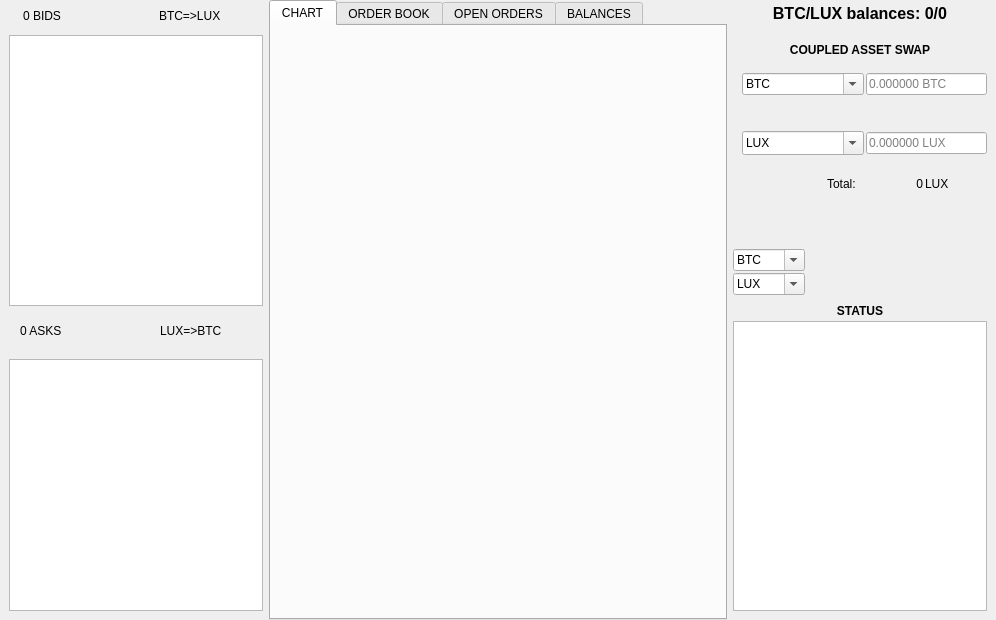
Before: the Qt Designer form src/qt/forms/luxgatedialog.ui in LUX-Core/lux, drawn with Qt 5.
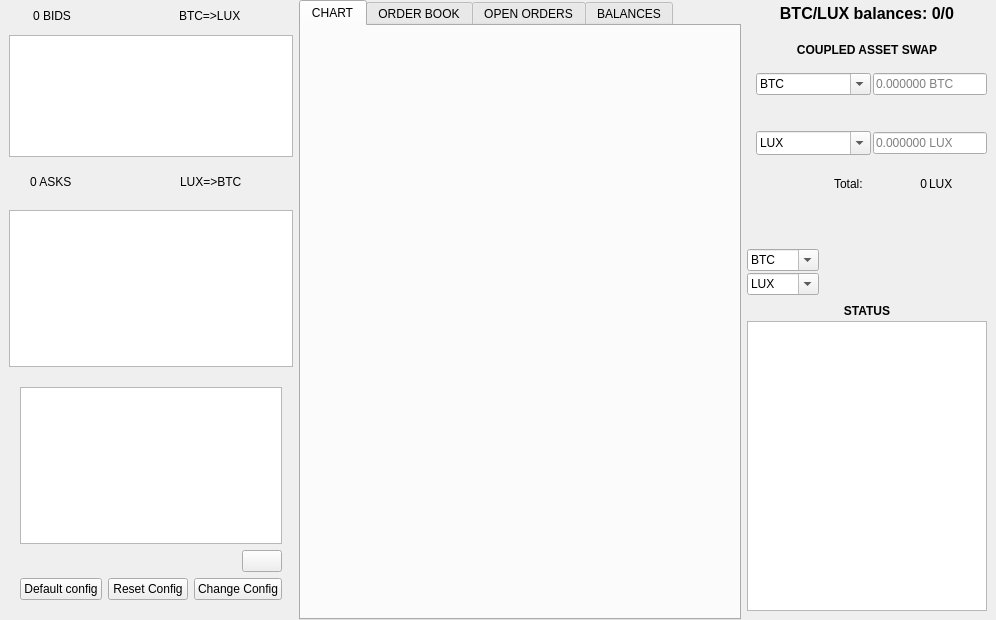
After: the same form once the commit is applied. Icons and pictures are not drawn.

Commit message: Luxgate gui: add configuration widget

The edit to the form file:
```diff
--- a/src/qt/forms/luxgatedialog.ui
+++ b/src/qt/forms/luxgatedialog.ui
@@ -23,7 +23,7 @@
    <string>LuxgateDialog</string>
   </property>
   <widget class="QWidget" name="centralwidget">
-   <layout class="QHBoxLayout" name="verticalLayout_4">
+   <layout class="QHBoxLayout" name="horizontalLayout_9">
     <property name="leftMargin">
      <number>0</number>
     </property>
@@ -282,6 +282,68 @@
           <item>
            <widget class="QTableView" name="askTable"/>
           </item>
+          <item>
+           <widget class="QWidget" name="configpanel" native="true">
+            <layout class="QVBoxLayout" name="verticalLayout_4">
+             <item>
+              <widget class="QTableView" name="tableViewConfiguration"/>
+             </item>
+             <item>
+              <layout class="QHBoxLayout" name="horizontalLayout_6">
+               <item>
+                <spacer name="horizontalSpacer_15">
+                 <property name="orientation">
+                  <enum>Qt::Horizontal</enum>
+                 </property>
+                 <property name="sizeHint" stdset="0">
+                  <size>
+                   <width>40</width>
+                   <height>20</height>
+                  </size>
+                 </property>
+                </spacer>
+               </item>
+               <item>
+                <widget class="QPushButton" name="pushButtonAddTicker">
+                 <property name="text">
+                  <string/>
+                 </property>
+                 <property name="icon">
+                  <iconset resource="../lux.qrc">
+                   <normaloff>:/icons/add</normaloff>:/icons/add</iconset>
+                 </property>
+                </widget>
+               </item>
+              </layout>
+             </item>
+             <item>
+              <layout class="QHBoxLayout" name="horizontalLayout_7">
+               <item>
+                <widget class="QPushButton" name="pushButtonDefaultConfig">
+                 <property name="text">
+                  <string>Default config</string>
+                 </property>
+                </widget>
+               </item>
+               <item>
+                <widget class="QPushButton" name="pushButtonResetConfig">
+                 <property name="text">
+                  <string>Reset Config</string>
+                 </property>
+                </widget>
+               </item>
+               <item>
+                <widget class="QPushButton" name="pushButtonChangeConfig">
+                 <property name="text">
+                  <string>Change Config</string>
+                 </property>
+                </widget>
+               </item>
+              </layout>
+             </item>
+            </layout>
+           </widget>
+          </item>
          </layout>
         </widget>
        </item>
```
The commit also changes 5 other files.
